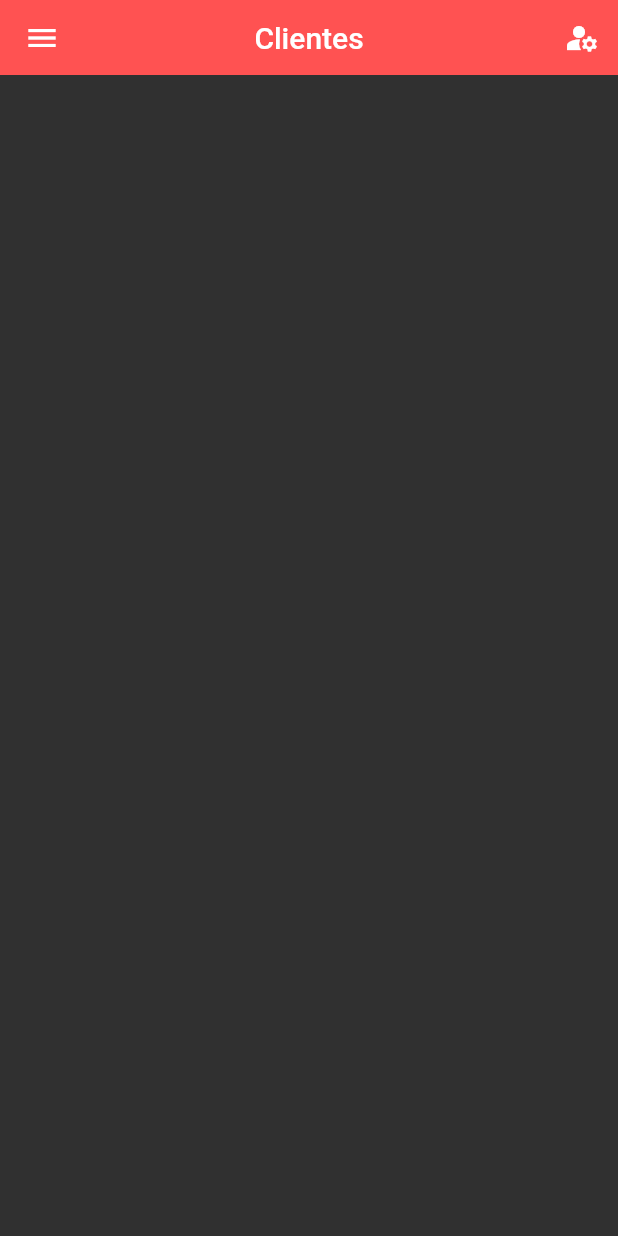
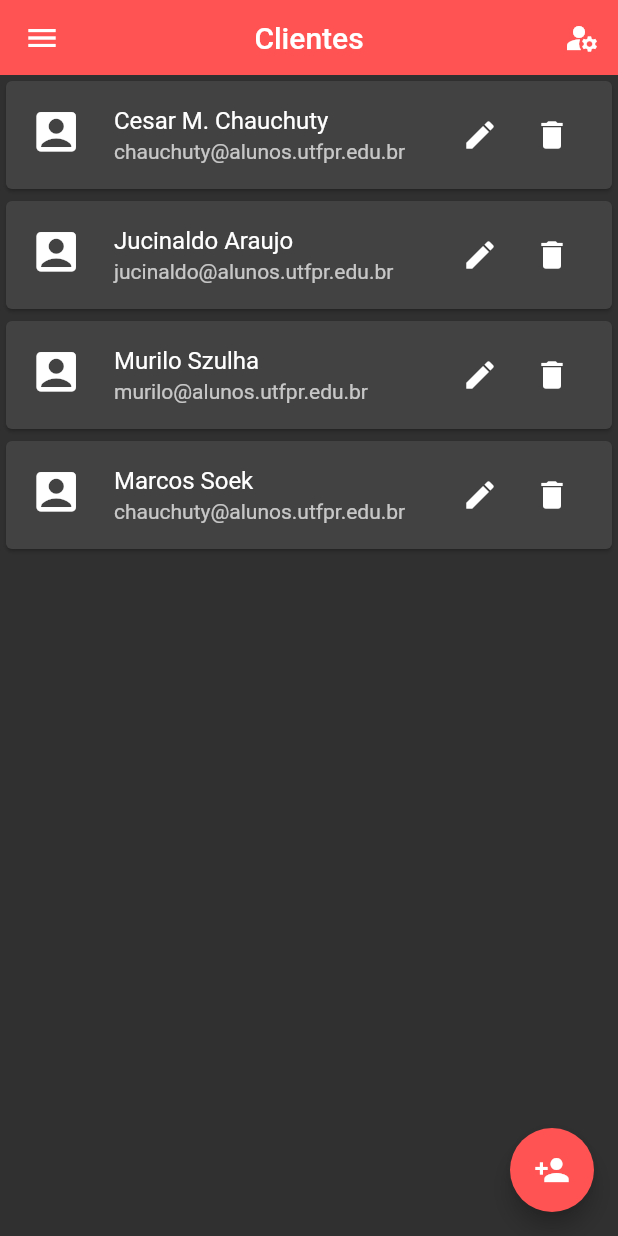
Before and after one commit to chauchuty/projeto-de-software, a Flutter app: the ClientesPage screen opened by its route, on a phone screen of 412 x 824 dp. Run offline on Flutter 3.47's test engine with Material 2 defaults, Android fonts, the phone set to English and light mode, and no system bars.

Commit message:
update: editMode

```diff
--- /dev/null
+++ b/flutter_refactoring/lib/models/cliente.model.dart
@@ -0,0 +1,37 @@
+import 'dart:convert';
+
+class Cliente {
+  int? id;
+  String nome;
+  String telefone;
+  String email;
+
+  Cliente({
+    this.id,
+    required this.nome,
+    required this.telefone,
+    required this.email,
+  });
+
+  Map<String, dynamic> toMap() {
+    final result = <String, dynamic>{};
+
+    if (id != null) {
+      result.addAll({'id': id});
+    }
+    result.addAll({'nome': nome});
+    result.addAll({'telefone': telefone});
+    result.addAll({'email': email});
+
+    return result;
+  }
+
+  factory Cliente.fromMap(Map<String, dynamic> map) {
+    return Cliente(
+      id: map['id']?.toInt(),
+      nome: map['nome'] ?? '',
+      telefone: map['telefone'] ?? '',
+      email: map['email'] ?? '',
+    );
+  }
+}
--- a/flutter_refactoring/lib/pages/clientes.page.dart
+++ b/flutter_refactoring/lib/pages/clientes.page.dart
@@ -1,9 +1,14 @@
 import 'package:flutter/material.dart';
+import 'package:flutter_refactoring/components/cliente.modal.dart';
+import 'package:flutter_refactoring/models/cliente.model.dart';
+import 'package:flutter_refactoring/repositories/clientes.repository.dart';
 import 'package:flutter_refactoring/widgets/app.bar.custom.dart';
 import 'package:flutter_refactoring/widgets/drawer.custom.dart';
 
 class ClientesPage extends StatelessWidget {
-  const ClientesPage({Key? key}) : super(key: key);
+  final ClienteRepository repository = ClienteRepository();
+
+  ClientesPage({Key? key}) : super(key: key);
 
   @override
   Widget build(BuildContext context) {
@@ -11,10 +16,69 @@ class ClientesPage extends StatelessWidget {
       appBar: const AppBarCustom(title: 'Clientes'),
       drawer: const DrawerCustom(),
       body: _body(context),
+      floatingActionButton: _floatingActionButton(),
     );
   }
 
   _body(context) {
-    return Container();
+    final clientes = repository.getAll();
+    return ListView.builder(
+      itemBuilder: (context, index) {
+        return _listView(context, clientes[index]);
+      },
+      itemCount: clientes.length,
+    );
+  }
+
+  _listView(context, Cliente cliente) {
+    return Card(
+      child: ListTile(
+        onLongPress: () {
+          Navigator.push(
+            context,
+            MaterialPageRoute(
+              builder: (context) =>
+                  ClienteModal(cliente: cliente, editMode: false),
+            ),
+          );
+        },
+        leading: const Icon(
+          Icons.account_box,
+          size: 35,
+        ),
+        title: Text(cliente.nome),
+        subtitle: Text(cliente.email),
+        trailing: Wrap(
+          children: [
+            IconButton(
+                onPressed: () {
+                  Navigator.push(
+                    context,
+                    MaterialPageRoute(
+                      builder: (context) =>
+                          ClienteModal(cliente: cliente, editMode: true),
+                    ),
+                  );
+                },
+                icon: const Icon(Icons.edit),
+                splashRadius: 20),
+            IconButton(
+              onPressed: () {},
+              icon: const Icon(Icons.delete),
+              splashRadius: 20,
+            ),
+          ],
+        ),
+      ),
+    );
+  }
+
+  _floatingActionButton() {
+    return FloatingActionButton(
+      onPressed: () {
+        // Add your onPressed code here!
+      },
+      child: const Icon(Icons.person_add),
+    );
   }
 }
--- /dev/null
+++ b/flutter_refactoring/lib/repositories/clientes.repository.dart
@@ -0,0 +1,66 @@
+import 'package:flutter_refactoring/models/cliente.model.dart';
+
+abstract class IClienteRepository {
+  List<Cliente> getAll();
+  Cliente getOne(int id);
+  int insert(Cliente cliente);
+  Cliente update(Cliente cliente);
+  void delete(int id);
+}
+
+class ClienteRepository implements IClienteRepository {
+  final List<Cliente> clientes = [
+    Cliente(
+      id: 0,
+      nome: 'Cesar M. Chauchuty',
+      telefone: '42 9 9999 9999',
+      email: 'chauchuty@alunos.utfpr.edu.br',
+    ),
+    Cliente(
+      id: 1,
+      nome: 'Jucinaldo Araujo',
+      telefone: '42 9 8888 8888',
+      email: 'jucinaldo@alunos.utfpr.edu.br',
+    ),
+    Cliente(
+      id: 2,
+      nome: 'Murilo Szulha',
+      telefone: '42 9 7777 7777',
+      email: 'murilo@alunos.utfpr.edu.br',
+    ),
+    Cliente(
+      id: 3,
+      nome: 'Marcos Soek',
+      telefone: '42 9 6666 6666',
+      email: 'chauchuty@alunos.utfpr.edu.br',
+    ),
+  ];
+
+  @override
+  List<Cliente> getAll() {
+    return clientes;
+  }
+
+  @override
+  Cliente getOne(int id) {
+    return clientes[id];
+  }
+
+  @override
+  int insert(Cliente cliente) {
+    cliente.id = clientes[clientes.length].id;
+    clientes.add(cliente);
+    return cliente.id!;
+  }
+
+  @override
+  update(data) {
+    // TODO: implement update
+    throw UnimplementedError();
+  }
+
+  @override
+  void delete(int id) {
+    clientes.removeAt(id);
+  }
+}
--- a/flutter_refactoring/lib/routes/routes.dart
+++ b/flutter_refactoring/lib/routes/routes.dart
@@ -16,7 +16,7 @@ class RoutesCustom {
       '/profile': (context) => const ProfilePage(),
       '/home': (context) => const HomePage(),
       '/agendamento': (context) => const AgendamentoPage(),
-      '/clientes': (context) => const ClientesPage(),
+      '/clientes': (context) => ClientesPage(),
       '/servicos': (context) => const ServicosPage(),
       '/pacotes': (context) => const PacotesPage(),
       '/financeiro': (context) => const FinanceiroPage(),
```
Also changed, not shown: flutter_refactoring/lib/components/cliente.modal.dart (added, +88 -0 lines).
